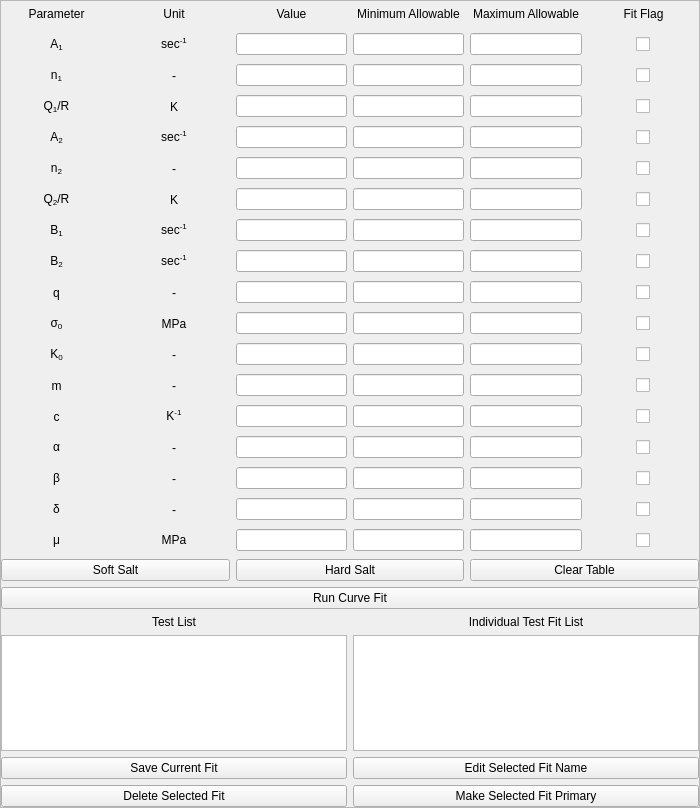
This is src/frontend/designer/ui_mdwidget.ui in sd-brady/creeper as Qt 5 draws it before an edit. The edited form follows.
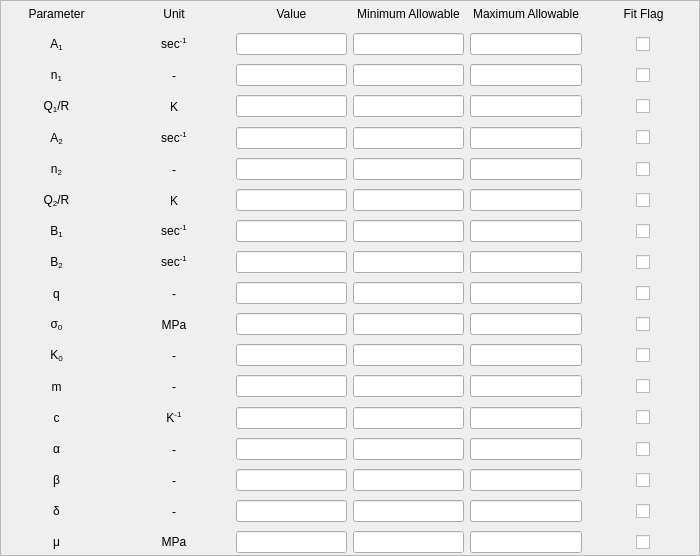
This is the edited form.

Commit message: WIP checkpoint. Decoupled the MdWidget form from the buttons on the localfits tab. Also added conversion capabilities to the MdWidget class and the MdModel class. Still lots of work to go.

```diff
--- a/src/frontend/designer/ui_mdwidget.ui
+++ b/src/frontend/designer/ui_mdwidget.ui
@@ -7,19 +7,19 @@
     <x>0</x>
     <y>0</y>
     <width>700</width>
-    <height>808</height>
+    <height>556</height>
    </rect>
   </property>
   <property name="minimumSize">
    <size>
     <width>580</width>
-    <height>600</height>
+    <height>500</height>
    </size>
   </property>
   <property name="maximumSize">
    <size>
     <width>700</width>
-    <height>16777215</height>
+    <height>750</height>
    </size>
   </property>
   <property name="windowTitle">
@@ -2118,100 +2118,6 @@
         </item>
        </layout>
       </item>
-      <item>
-       <layout class="QGridLayout" name="gridLayout_2">
-        <item row="0" column="0">
-         <widget class="QPushButton" name="button_softsalt">
-          <property name="text">
-           <string>Soft Salt</string>
-          </property>
-         </widget>
-        </item>
-        <item row="0" column="2">
-         <widget class="QPushButton" name="button_cleartable">
-          <property name="text">
-           <string>Clear Table</string>
-          </property>
-         </widget>
-        </item>
-        <item row="0" column="1">
-         <widget class="QPushButton" name="button_hardsalt">
-          <property name="text">
-           <string>Hard Salt</string>
-          </property>
-         </widget>
-        </item>
-       </layout>
-      </item>
-      <item>
-       <layout class="QHBoxLayout" name="horizontalLayout_4">
-        <item>
-         <widget class="QPushButton" name="button_runfit">
-          <property name="text">
-           <string>Run Curve Fit</string>
-          </property>
-         </widget>
-        </item>
-       </layout>
-      </item>
-      <item>
-       <layout class="QGridLayout" name="gridLayout_4">
-        <item row="3" column="0">
-         <widget class="QPushButton" name="pushButton_2">
-          <property name="text">
-           <string>Delete Selected Fit</string>
-          </property>
-         </widget>
-        </item>
-        <item row="1" column="1">
-         <widget class="QListView" name="list_fitlist"/>
-        </item>
-        <item row="1" column="0">
-         <widget class="QListView" name="list_testlist"/>
-        </item>
-        <item row="2" column="1">
-         <widget class="QPushButton" name="pushButton_3">
-          <property name="text">
-           <string>Edit Selected Fit Name</string>
-          </property>
-         </widget>
-        </item>
-        <item row="3" column="1">
-         <widget class="QPushButton" name="pushButton_4">
-          <property name="text">
-           <string>Make Selected Fit Primary</string>
-          </property>
-         </widget>
-        </item>
-        <item row="2" column="0">
-         <widget class="QPushButton" name="pushButton">
-          <property name="text">
-           <string>Save Current Fit</string>
-          </property>
-         </widget>
-        </item>
-        <item row="0" column="0">
-         <widget class="QLabel" name="label_2">
-          <property name="text">
-           <string>Test List</string>
-          </property>
-          <property name="alignment">
-           <set>Qt::AlignCenter</set>
-          </property>
-         </widget>
-        </item>
-        <item row="0" column="1">
-         <widget class="QLabel" name="label_26">
-          <property name="text">
-           <string>Individual Test Fit List</string>
-          </property>
-          <property name="alignment">
-           <set>Qt::AlignCenter</set>
-          </property>
-         </widget>
-        </item>
-       </layout>
-      </item>
      </layout>
     </widget>
    </item>
```
The commit also changes 7 other files.
